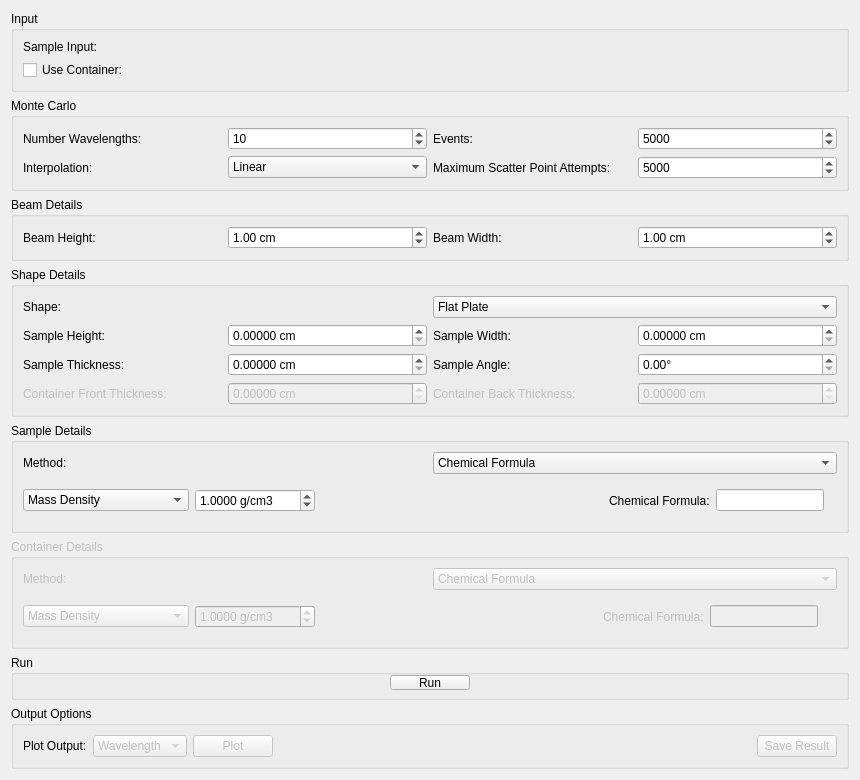
The window that qt/scientific_interfaces/Indirect/AbsorptionCorrections.ui (mantidproject/mantid) describes before a commit, drawn with Qt 5.
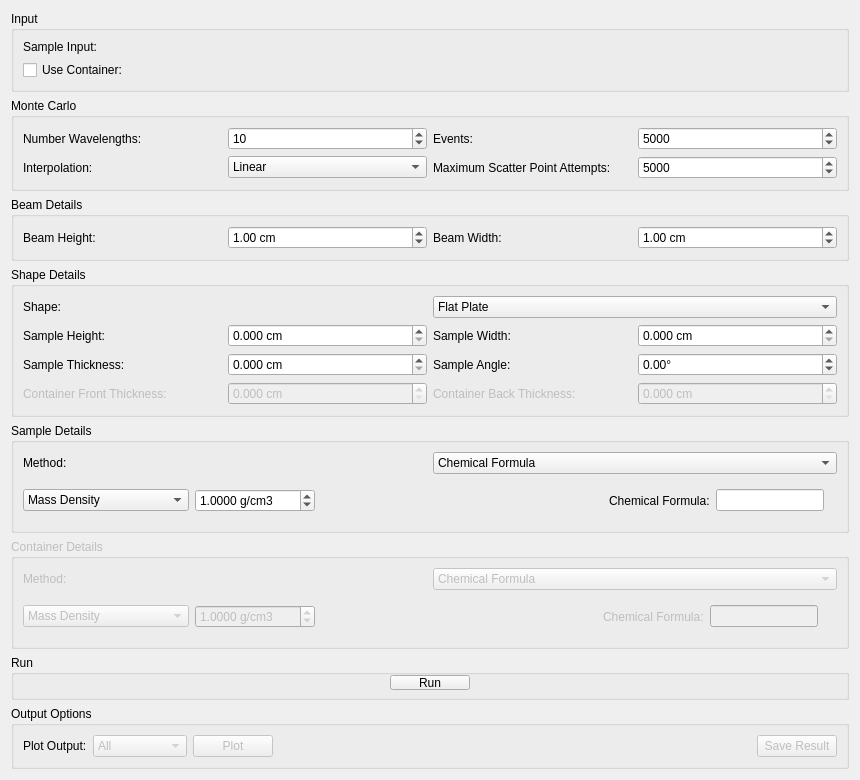
The same window after the commit. Custom widgets are drawn as their Qt base class.

Diff of the .ui file:
```diff
--- a/qt/scientific_interfaces/Indirect/AbsorptionCorrections.ui
+++ b/qt/scientific_interfaces/Indirect/AbsorptionCorrections.ui
@@ -341,7 +341,7 @@
              <string> cm</string>
             </property>
             <property name="decimals">
-             <number>5</number>
+             <number>3</number>
             </property>
             <property name="singleStep">
              <double>0.100000000000000</double>
@@ -361,7 +361,7 @@
              <string> cm</string>
             </property>
             <property name="decimals">
-             <number>5</number>
+             <number>3</number>
             </property>
             <property name="singleStep">
              <double>0.100000000000000</double>
@@ -381,7 +381,7 @@
              <string> cm</string>
             </property>
             <property name="decimals">
-             <number>5</number>
+             <number>3</number>
             </property>
             <property name="singleStep">
              <double>0.100000000000000</double>
@@ -414,7 +414,7 @@
              <string> cm</string>
             </property>
             <property name="decimals">
-             <number>5</number>
+             <number>3</number>
             </property>
             <property name="singleStep">
              <double>0.100000000000000</double>
@@ -433,6 +433,12 @@
             <property name="suffix">
              <string>°</string>
             </property>
+            <property name="minimum">
+             <double>-180.000000000000000</double>
+            </property>
+            <property name="maximum">
+             <double>180.000000000000000</double>
+            </property>
            </widget>
           </item>
           <item row="3" column="2">
@@ -454,7 +460,7 @@
              <string> cm</string>
             </property>
             <property name="decimals">
-             <number>5</number>
+             <number>3</number>
             </property>
             <property name="singleStep">
              <double>0.100000000000000</double>
@@ -1290,6 +1296,11 @@
         <property name="editable">
          <bool>false</bool>
         </property>
+        <item>
+         <property name="text">
+          <string>All</string>
+         </property>
+        </item>
         <item>
          <property name="text">
           <string>Wavelength</string>
```
Left out of the diff: 21 changed lines with no effect on the pictures.
